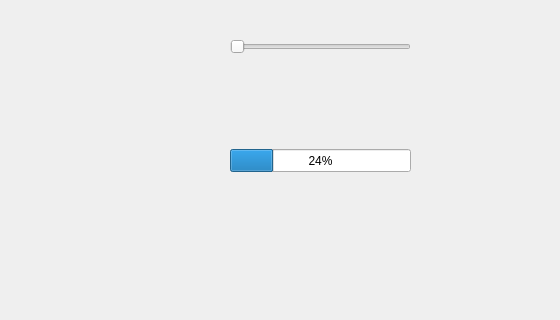
Before: the Qt Designer form 2_Signal_And_Slot/mainwindow.ui in smartkuku/QT_Learning, drawn with Qt 5; both pictures show x 0 to 560 and y 151 to 471 of the 800 by 600 pixel window.
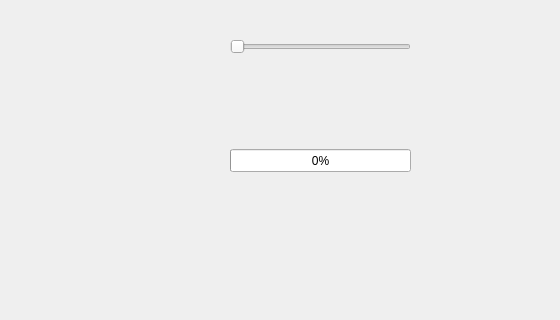
After: the same form once the commit is applied.

What changed in the file:
```diff
--- a/2_Signal_And_Slot/mainwindow.ui
+++ b/2_Signal_And_Slot/mainwindow.ui
@@ -37,7 +37,7 @@
      </rect>
     </property>
     <property name="value">
-     <number>24</number>
+     <number>0</number>
     </property>
    </widget>
   </widget>
```
Left out of the diff: 19 changed lines with no effect on the pictures.
